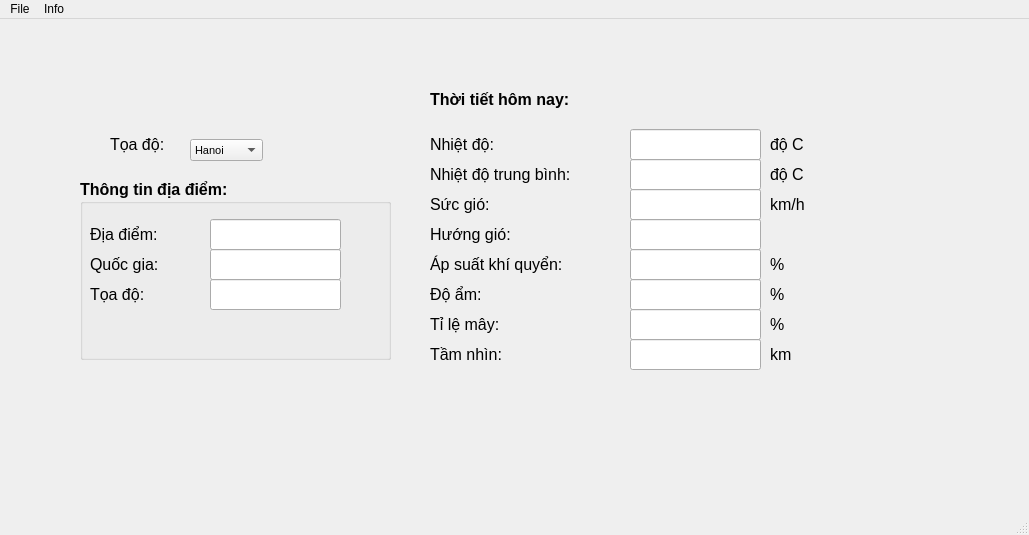
Old version of the form giaodienchinh.ui in the repository ngananh51/weather-app-v3.
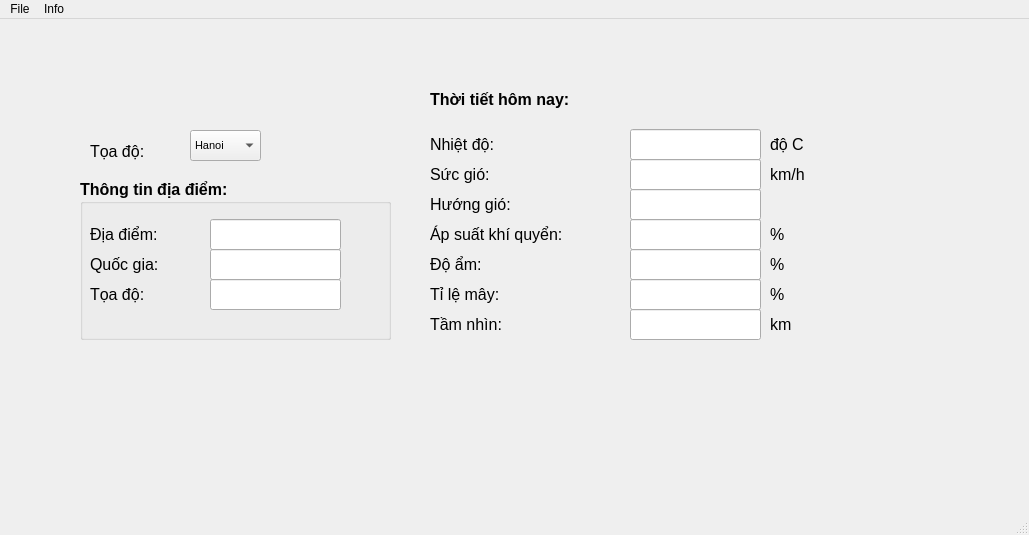
New version of the form.

Patch:
```diff
--- a/giaodienchinh.ui
+++ b/giaodienchinh.ui
@@ -17,10 +17,10 @@
    <widget class="QLabel" name="label">
     <property name="geometry">
      <rect>
-      <x>110</x>
-      <y>110</y>
-      <width>81</width>
-      <height>31</height>
+      <x>90</x>
+      <y>120</y>
+      <width>69</width>
+      <height>24</height>
      </rect>
     </property>
     <property name="font">
@@ -36,9 +36,9 @@
     <property name="geometry">
      <rect>
       <x>190</x>
-      <y>120</y>
-      <width>73</width>
-      <height>22</height>
+      <y>111</y>
+      <width>71</width>
+      <height>31</height>
      </rect>
     </property>
     <property name="font">
@@ -63,7 +63,7 @@
       <x>80</x>
       <y>160</y>
       <width>311</width>
-      <height>181</height>
+      <height>161</height>
      </rect>
     </property>
     <property name="font">
@@ -195,24 +195,6 @@
     <property name="geometry">
      <rect>
       <x>630</x>
-      <y>170</y>
-      <width>131</width>
-      <height>31</height>
-     </rect>
-    </property>
-    <property name="font">
-     <font>
-      <pointsize>13</pointsize>
-     </font>
-    </property>
-    <property name="text">
-     <string/>
-    </property>
-   </widget>
-   <widget class="QLineEdit" name="lineEdit_average_temperature">
-    <property name="geometry">
-     <rect>
-      <x>630</x>
       <y>140</y>
       <width>131</width>
       <height>31</height>
@@ -283,29 +265,11 @@
      <string>Nhiệt độ:</string>
     </property>
    </widget>
-   <widget class="QLabel" name="label_7">
-    <property name="geometry">
-     <rect>
-      <x>430</x>
-      <y>140</y>
-      <width>191</width>
-      <height>31</height>
-     </rect>
-    </property>
-    <property name="font">
-     <font>
-      <pointsize>12</pointsize>
-     </font>
-    </property>
-    <property name="text">
-     <string>Nhiệt độ trung bình:</string>
-    </property>
-   </widget>
    <widget class="QLineEdit" name="lineEdit_humidity">
     <property name="geometry">
      <rect>
       <x>630</x>
-      <y>260</y>
+      <y>230</y>
       <width>131</width>
       <height>31</height>
      </rect>
@@ -323,7 +287,7 @@
     <property name="geometry">
      <rect>
       <x>630</x>
-      <y>230</y>
+      <y>200</y>
       <width>131</width>
       <height>31</height>
      </rect>
@@ -341,7 +305,7 @@
     <property name="geometry">
      <rect>
       <x>630</x>
-      <y>200</y>
+      <y>170</y>
       <width>131</width>
       <height>31</height>
      </rect>
@@ -359,7 +323,7 @@
     <property name="geometry">
      <rect>
       <x>430</x>
-      <y>200</y>
+      <y>170</y>
       <width>191</width>
       <height>31</height>
      </rect>
@@ -377,7 +341,7 @@
     <property name="geometry">
      <rect>
       <x>430</x>
-      <y>170</y>
+      <y>140</y>
       <width>191</width>
       <height>31</height>
      </rect>
@@ -395,7 +359,7 @@
     <property name="geometry">
      <rect>
       <x>430</x>
-      <y>230</y>
+      <y>200</y>
       <width>191</width>
       <height>31</height>
      </rect>
@@ -413,7 +377,7 @@
     <property name="geometry">
      <rect>
       <x>430</x>
-      <y>260</y>
+      <y>230</y>
       <width>191</width>
       <height>31</height>
      </rect>
@@ -431,7 +395,7 @@
     <property name="geometry">
      <rect>
       <x>630</x>
-      <y>320</y>
+      <y>290</y>
       <width>131</width>
       <height>31</height>
      </rect>
@@ -449,7 +413,7 @@
     <property name="geometry">
      <rect>
       <x>630</x>
-      <y>290</y>
+      <y>260</y>
       <width>131</width>
       <height>31</height>
      </rect>
@@ -467,7 +431,7 @@
     <property name="geometry">
      <rect>
       <x>430</x>
-      <y>320</y>
+      <y>290</y>
       <width>191</width>
       <height>31</height>
      </rect>
@@ -485,7 +449,7 @@
     <property name="geometry">
      <rect>
       <x>430</x>
-      <y>290</y>
+      <y>260</y>
       <width>191</width>
       <height>31</height>
      </rect>
@@ -503,7 +467,7 @@
     <property name="geometry">
      <rect>
       <x>770</x>
-      <y>170</y>
+      <y>140</y>
       <width>191</width>
       <height>31</height>
      </rect>
@@ -539,7 +503,7 @@
     <property name="geometry">
      <rect>
       <x>770</x>
-      <y>260</y>
+      <y>230</y>
       <width>191</width>
       <height>31</height>
      </rect>
@@ -557,7 +521,7 @@
     <property name="geometry">
      <rect>
       <x>770</x>
-      <y>230</y>
+      <y>200</y>
       <width>191</width>
       <height>31</height>
      </rect>
@@ -575,7 +539,7 @@
     <property name="geometry">
      <rect>
       <x>770</x>
-      <y>290</y>
+      <y>260</y>
       <width>191</width>
       <height>31</height>
      </rect>
@@ -593,7 +557,7 @@
     <property name="geometry">
      <rect>
       <x>770</x>
-      <y>320</y>
+      <y>290</y>
       <width>191</width>
       <height>31</height>
      </rect>
@@ -607,24 +571,6 @@
      <string>km</string>
     </property>
    </widget>
-   <widget class="QLabel" name="label_21">
-    <property name="geometry">
-     <rect>
-      <x>770</x>
-      <y>140</y>
-      <width>191</width>
-      <height>31</height>
-     </rect>
-    </property>
-    <property name="font">
-     <font>
-      <pointsize>12</pointsize>
-     </font>
-    </property>
-    <property name="text">
-     <string>độ C</string>
-    </property>
-   </widget>
   </widget>
   <widget class="QMenuBar" name="menubar">
    <property name="geometry">
```
Left out of the diff: 40 changed lines with no effect on the pictures.
